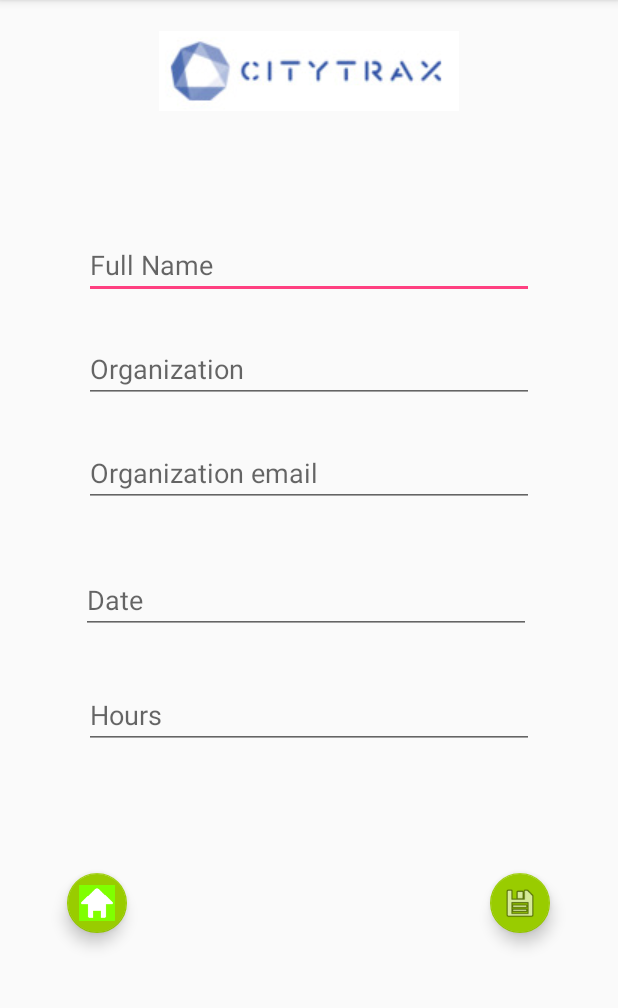
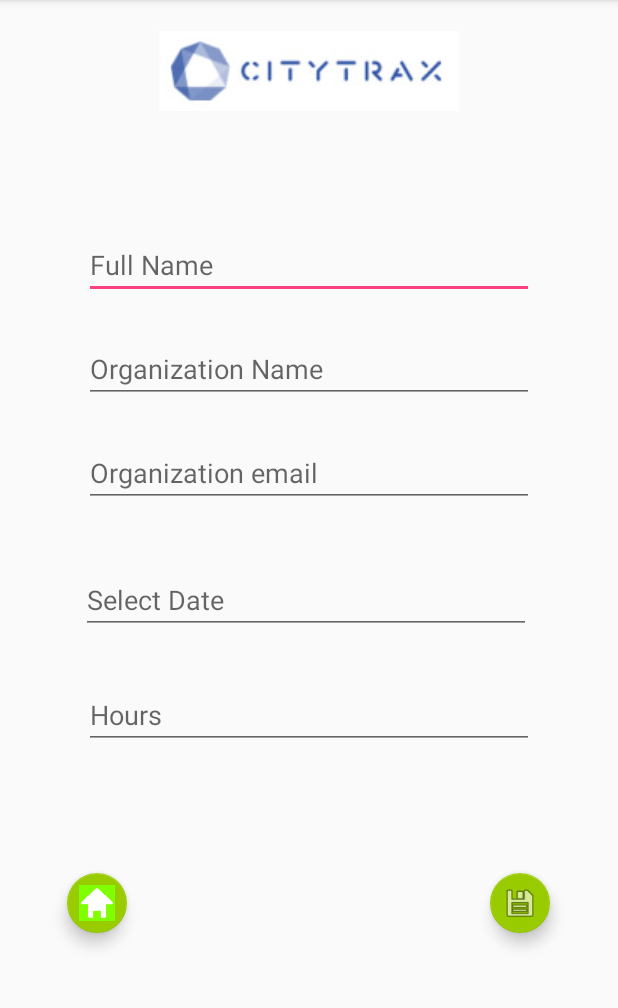
Before and after one commit to SK-Ouchi/NSC-AD430-Practicum, an Android app: the VolunteerCreationPage screen opened directly, with no data from a screen before it, on a phone screen of 412 x 824 dp, the part 84-1092 px from its top. Run offline under Robolectric (Android 15) with nearby library versions, the phone set to English and light mode, and no system bars.

Commit message:
Add date picker and number keypad to volunteer event page

```diff
--- a/CityTrax/app/src/main/res/layout/activity_volunteer_creation_page.xml
+++ b/CityTrax/app/src/main/res/layout/activity_volunteer_creation_page.xml
@@ -32,7 +32,7 @@
         android:layout_marginRight="8dp"
         android:layout_marginTop="8dp"
         android:ems="10"
-        android:hint="Organization"
+        android:hint="Organization Name"
         android:inputType="textPersonName"
         app:layout_constraintBottom_toBottomOf="parent"
         app:layout_constraintHorizontal_bias="0.503"
@@ -51,7 +51,7 @@
         android:layout_marginTop="8dp"
         android:ems="10"
         android:hint="Organization email"
-        android:inputType="textPersonName"
+        android:inputType="textEmailAddress"
         app:layout_constraintBottom_toBottomOf="parent"
         app:layout_constraintHorizontal_bias="0.503"
         app:layout_constraintLeft_toLeftOf="parent"
@@ -68,8 +68,9 @@
         android:layout_marginRight="8dp"
         android:layout_marginTop="0dp"
         android:ems="10"
-        android:hint="Date"
+        android:hint="Select Date"
         android:inputType="textPersonName"
+        android:focusable="false"
         app:layout_constraintBottom_toBottomOf="parent"
         app:layout_constraintHorizontal_bias="0.433"
         app:layout_constraintLeft_toLeftOf="parent"
@@ -87,7 +88,7 @@
         android:layout_marginTop="8dp"
         android:ems="10"
         android:hint="Hours"
-        android:inputType="textPersonName"
+        android:inputType="numberDecimal"
         app:layout_constraintBottom_toBottomOf="parent"
         app:layout_constraintLeft_toLeftOf="parent"
         app:layout_constraintRight_toRightOf="parent"
```
Also changed, not shown: CityTrax/app/src/main/java/com/example/skouchi/citytrax/VolunteerCreationPage.java (+40 -2 lines).
